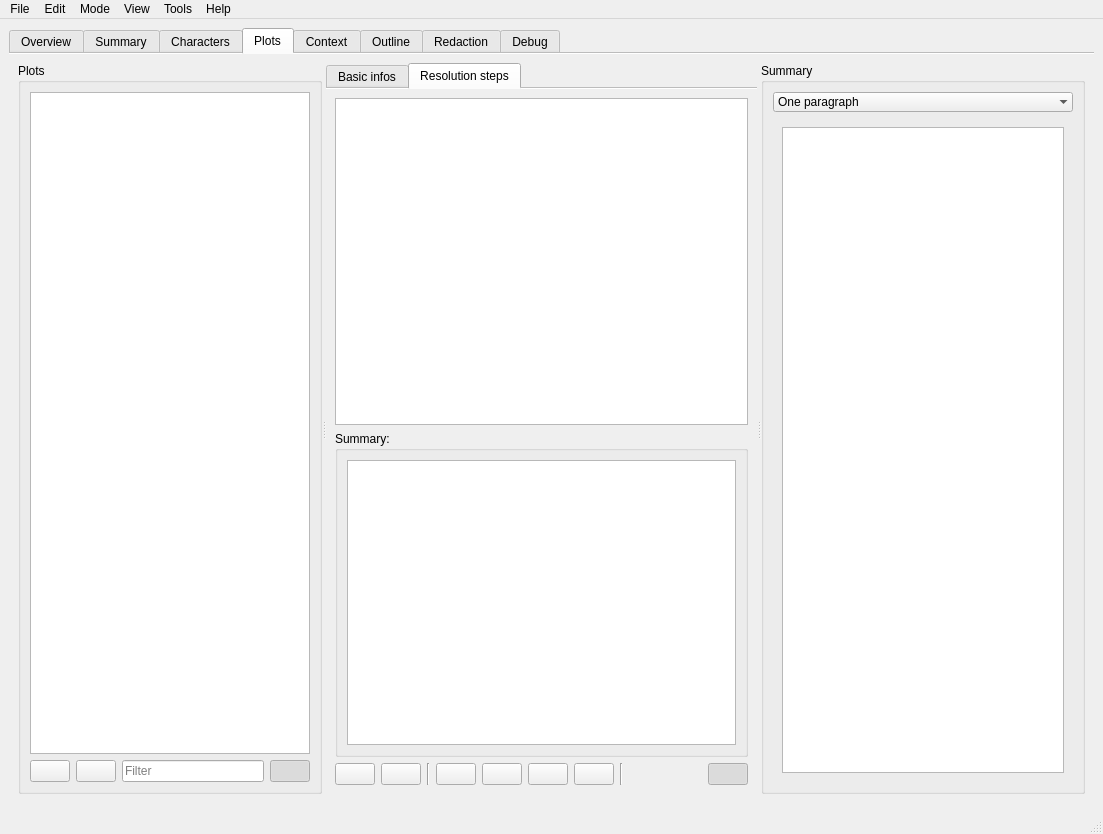
Qt form src/ui/mainWindow.ui (olivierkes/manuskript) before a commit.
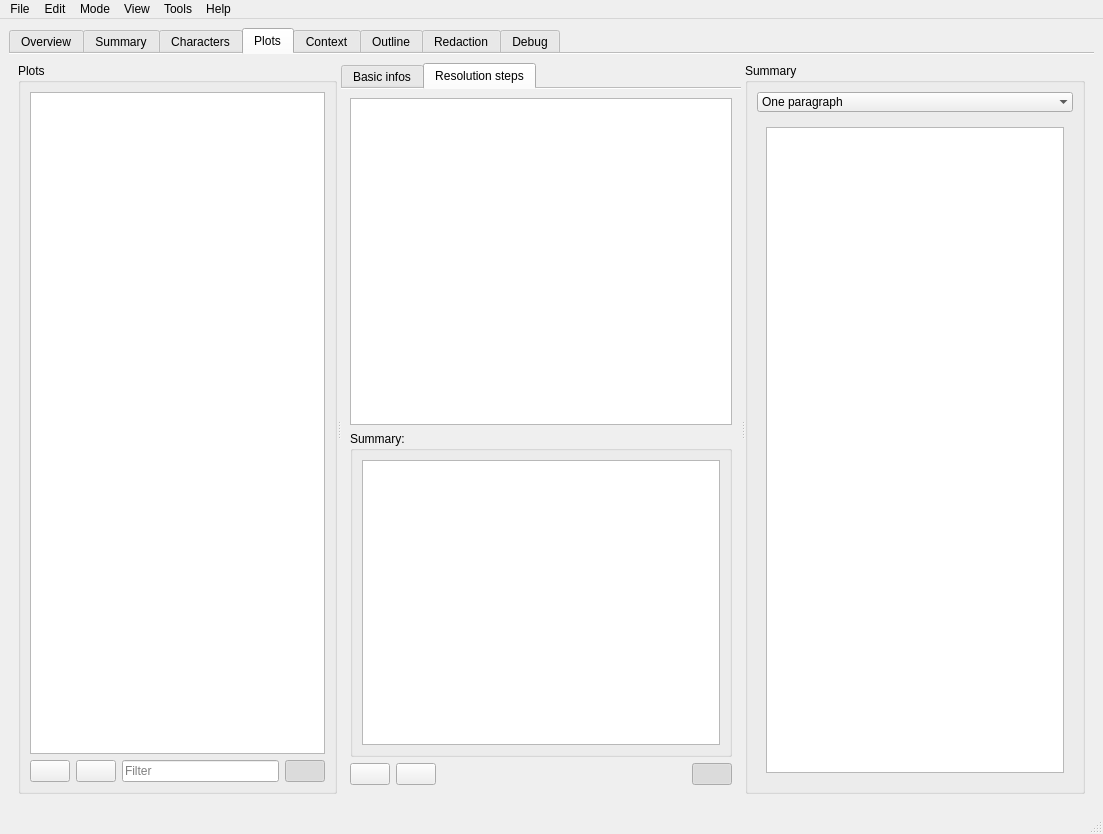
The same form after that commit. The open tabs and pages were chosen to show the change. Icons and pictures are not drawn. Custom widgets are drawn as their Qt base class.

What changed in the file:
```diff
--- a/src/ui/mainWindow.ui
+++ b/src/ui/mainWindow.ui
@@ -1163,64 +1163,6 @@
                  </property>
                 </widget>
                </item>
-               <item>
-                <widget class="Line" name="line_4">
-                 <property name="orientation">
-                  <enum>Qt::Vertical</enum>
-                 </property>
-                </widget>
-               </item>
-               <item>
-                <widget class="QPushButton" name="pushButton_4">
-                 <property name="text">
-                  <string/>
-                 </property>
-                 <property name="icon">
-                  <iconset theme="go-top">
-                   <normaloff>../../../../../../../.designer/backup</normaloff>../../../../../../../.designer/backup</iconset>
-                 </property>
-                </widget>
-               </item>
-               <item>
-                <widget class="QPushButton" name="pushButton_5">
-                 <property name="text">
-                  <string/>
-                 </property>
-                 <property name="icon">
-                  <iconset theme="go-up">
-                   <normaloff>../../../../../../../.designer/backup</normaloff>../../../../../../../.designer/backup</iconset>
-                 </property>
-                </widget>
-               </item>
-               <item>
-                <widget class="QPushButton" name="pushButton_6">
-                 <property name="text">
-                  <string/>
-                 </property>
-                 <property name="icon">
-                  <iconset theme="go-down">
-                   <normaloff>../../../../../../../.designer/backup</normaloff>../../../../../../../.designer/backup</iconset>
-                 </property>
-                </widget>
-               </item>
-               <item>
-                <widget class="QPushButton" name="pushButton_15">
-                 <property name="text">
-                  <string/>
-                 </property>
-                 <property name="icon">
-                  <iconset theme="go-bottom">
-                   <normaloff>../../../../../../../.designer/backup</normaloff>../../../../../../../.designer/backup</iconset>
-                 </property>
-                </widget>
-               </item>
-               <item>
-                <widget class="Line" name="line_5">
-                 <property name="orientation">
-                  <enum>Qt::Vertical</enum>
-                 </property>
-                </widget>
-               </item>
                <item>
                 <spacer name="horizontalSpacer_10">
                  <property name="orientation">
```
Left out of the diff: 5 changed lines with no effect on the pictures.
